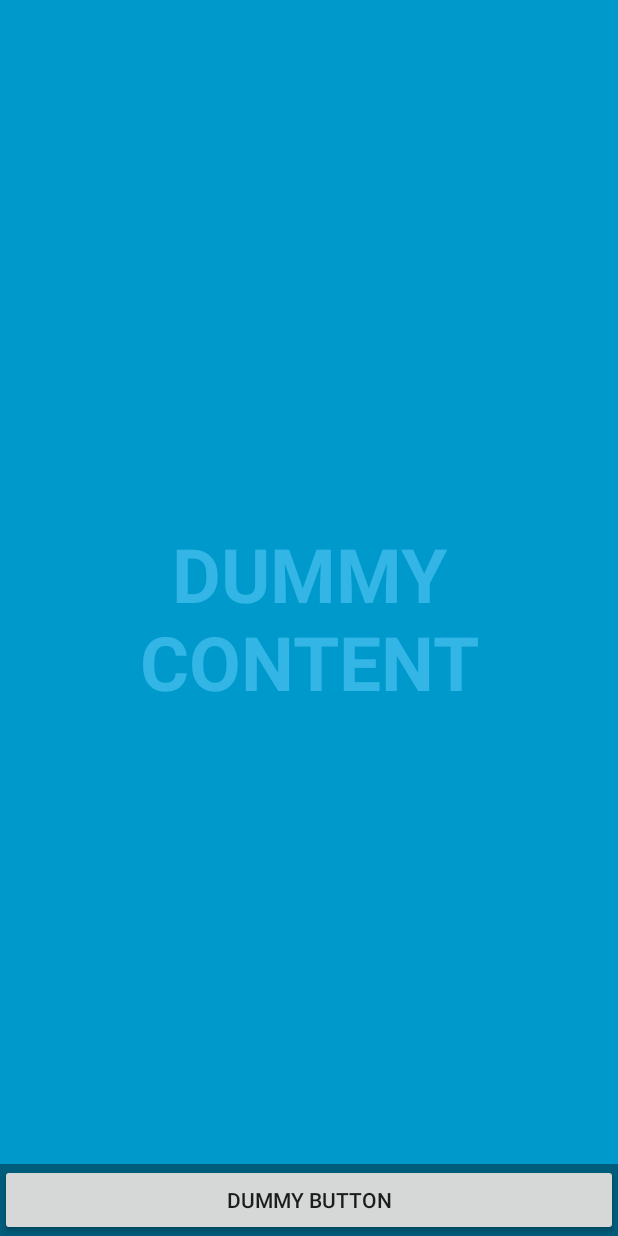
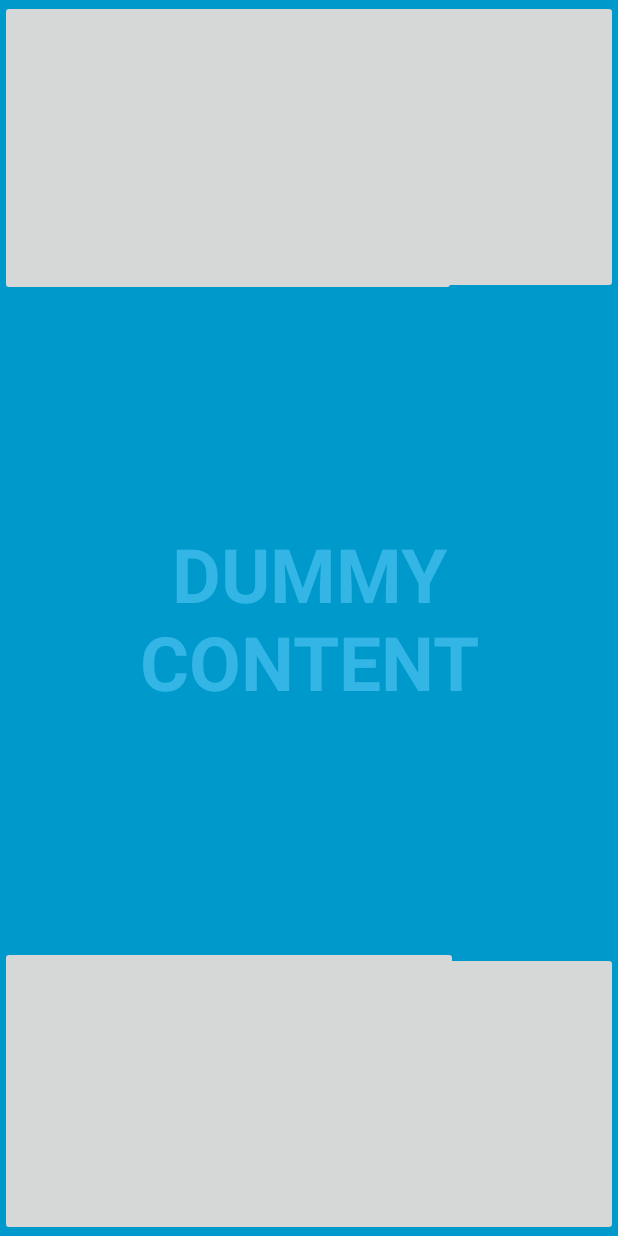
Before and after one commit to jsjqian/TapJam, an Android app: the layout activity_drum.xml on its own in the app's theme, with its tools: preview values and no code run, on a phone screen of 412 x 824 dp. Run offline under Robolectric (Android 15) with nearby library versions, the phone set to English and light mode, and no system bars.

Commit message:
added wav files

```diff
--- a/app/src/main/java/com/example/jack/tapjam/DrumActivity.java
+++ b/app/src/main/java/com/example/jack/tapjam/DrumActivity.java
@@ -1,12 +1,13 @@
 package com.example.jack.tapjam;
 
 import android.annotation.SuppressLint;
+import android.os.Bundle;
+import android.os.Handler;
 import android.support.v7.app.ActionBar;
 import android.support.v7.app.AppCompatActivity;
-import android.os.Bundle;
-import android.os.Handler;
 import android.view.MotionEvent;
 import android.view.View;
+import android.widget.ImageButton;
 
 /**
  * An example full-screen activity that shows and hides the system UI (i.e.
@@ -35,6 +36,11 @@ public class DrumActivity extends AppCompatActivity {
     private View mControlsView;
     private boolean mVisible;
 
+    private ImageButton snare;
+    private ImageButton hihat;
+    private ImageButton kick;
+    private ImageButton clap;
+
     @Override
     protected void onCreate(Bundle savedInstanceState) {
         super.onCreate(savedInstanceState);
@@ -58,6 +64,11 @@ public class DrumActivity extends AppCompatActivity {
         // operations to prevent the jarring behavior of controls going away
         // while interacting with the UI.
         findViewById(R.id.dummy_button).setOnTouchListener(mDelayHideTouchListener);
+
+        snare = (ImageButton) findViewById(R.id.snare);
+        hihat = (ImageButton) findViewById(R.id.hihat);
+        kick = (ImageButton) findViewById(R.id.kick);
+        clap = (ImageButton) findViewById(R.id.clap);
     }
 
     @Override
--- a/app/src/main/res/layout/activity_drum.xml
+++ b/app/src/main/res/layout/activity_drum.xml
@@ -22,11 +22,36 @@
             android:background="@color/black_overlay" android:orientation="horizontal"
             tools:ignore="UselessParent">
 
-            <Button android:id="@+id/dummy_button" style="?metaButtonBarButtonStyle"
-                android:layout_width="0dp" android:layout_height="wrap_content"
-                android:layout_weight="1" android:text="@string/dummy_button" />
+        </LinearLayout>
 
-        </LinearLayout>
+        <ImageButton
+            android:layout_width="304dp"
+            android:layout_height="197dp"
+            android:text="Snare"
+            android:id="@+id/snare"
+            android:layout_gravity="left|top" />
+
+        <ImageButton
+            android:layout_width="305dp"
+            android:layout_height="193dp"
+            android:text="Kick"
+            android:id="@+id/kick"
+            android:layout_gravity="left|bottom" />
+
+        <ImageButton
+            android:layout_width="292dp"
+            android:layout_height="196dp"
+            android:text="HiHat"
+            android:id="@+id/hihat"
+            android:layout_gravity="right|top" />
+
+        <ImageButton
+            android:layout_width="292dp"
+            android:layout_height="189dp"
+            android:text="Clap"
+            android:id="@+id/clap"
+            android:layout_gravity="right|bottom" />
+
     </FrameLayout>
 
 </FrameLayout>
```
Also changed, not shown: 7 other files.
